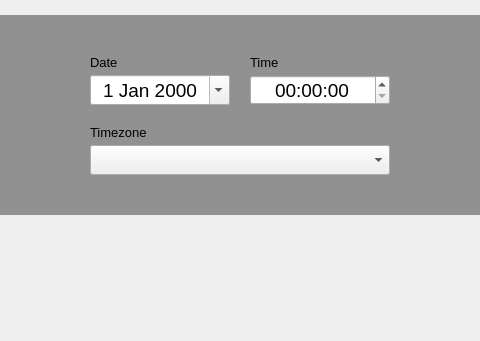
Qt form yali-proximate/yali/gui/Ui/datetimewidget.ui (pars-linux/uludag) before a commit; both pictures show x 214 to 694 and y 111 to 452 of the 850 by 452 pixel window.
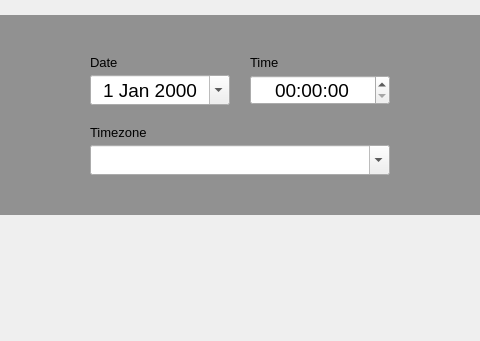
The same form after that commit. Icons and pictures are not drawn.

The edit to the form file:
```diff
--- a/yali-proximate/yali/gui/Ui/datetimewidget.ui
+++ b/yali-proximate/yali/gui/Ui/datetimewidget.ui
@@ -338,7 +338,7 @@
              </font>
             </property>
             <property name="editable">
-             <bool>false</bool>
+             <bool>true</bool>
             </property>
            </widget>
           </item>
```
